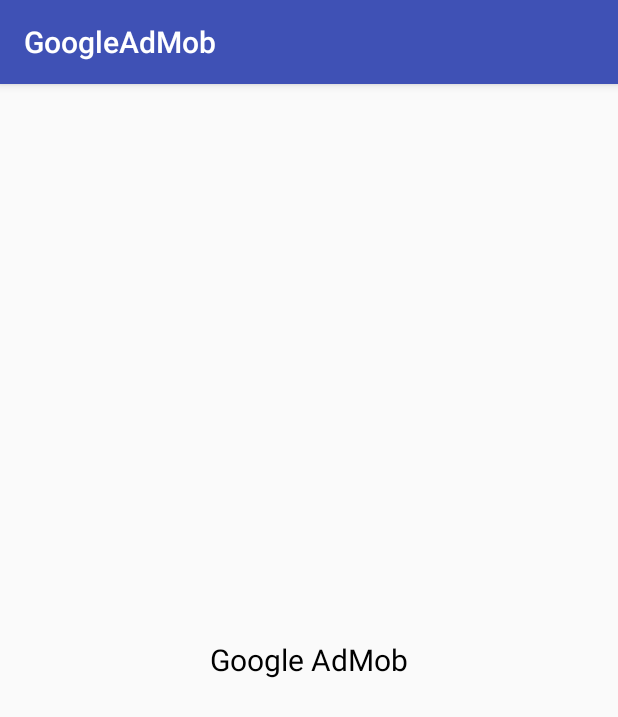
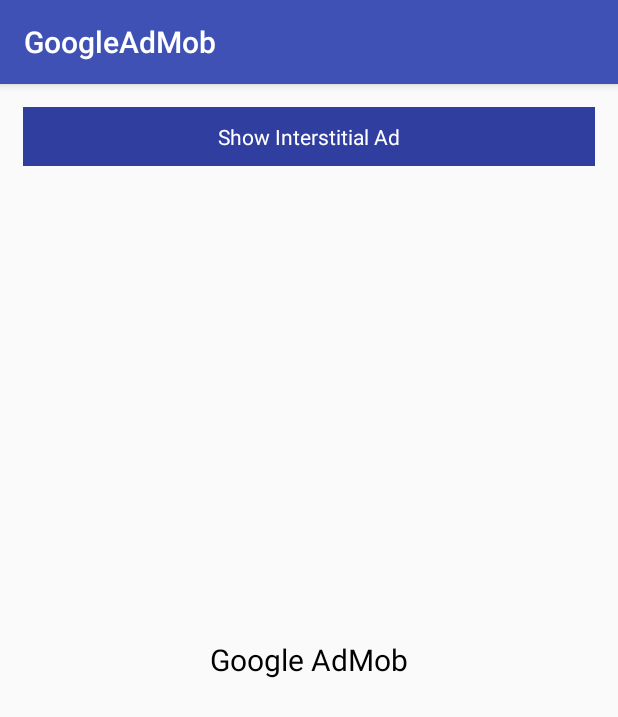
Before and after one commit to tutorialstack/GoogleAdMobAndroid, an Android app: the screen it shows after launch (MainActivity), on a phone screen of 412 x 824 dp. Shown: the top 717 px of the screen. Run offline under Robolectric (Android 15) with nearby library versions, the phone set to English and light mode, and no system bars; our stand-ins replace AdMob.

Commit message:
Added code for Interstitial Ads
Step by step guide for us to Integrating Google AdMob Interstitial Ads to android application.

```diff
--- a/app/src/main/java/in/tutorialstack/googleadmob/MainActivity.java
+++ b/app/src/main/java/in/tutorialstack/googleadmob/MainActivity.java
@@ -2,11 +2,16 @@ package in.tutorialstack.googleadmob;
 
 import android.os.Bundle;
 import android.support.v7.app.AppCompatActivity;
+import android.view.View;
+
 import com.google.android.gms.ads.AdRequest;
 import com.google.android.gms.ads.AdView;
+import com.google.android.gms.ads.InterstitialAd;
 import com.google.android.gms.ads.MobileAds;
 
 public class MainActivity extends AppCompatActivity {
+
+    private InterstitialAd mInterstitialAd;
 
     @Override
     protected void onCreate(Bundle savedInstanceState) {
@@ -15,8 +20,27 @@ public class MainActivity extends AppCompatActivity {
 
         MobileAds.initialize(this, "ca-app-pub-7643266345625929~4795636158");
 
+        // Banner
         AdView mAdView = findViewById(R.id.adView);
         AdRequest adRequest = new AdRequest.Builder().build();
         mAdView.loadAd(adRequest);
+
+        // Interstitial
+        mInterstitialAd = new InterstitialAd(this);
+        mInterstitialAd.setAdUnitId("ca-app-pub-7643266345625929/3567501731");
+        AdRequest adInterstitialRequest = new AdRequest.Builder().build();
+        mInterstitialAd.loadAd(adInterstitialRequest);
+    }
+
+    public void showInterstitialAdd(View view) {
+        if (mInterstitialAd != null && mInterstitialAd.isLoaded()) {
+            mInterstitialAd.show();
+        }
+    }
+
+    @Override
+    protected void onDestroy() {
+        showInterstitialAdd(null);
+        super.onDestroy();
     }
 }
--- a/app/src/main/res/layout/activity_main.xml
+++ b/app/src/main/res/layout/activity_main.xml
@@ -9,6 +9,18 @@
     <RelativeLayout
         android:layout_width="match_parent"
         android:layout_height="match_parent">
+
+        <TextView
+            android:layout_width="match_parent"
+            android:layout_height="wrap_content"
+            android:layout_margin="15dp"
+            android:background="@color/colorPrimaryDark"
+            android:clickable="true"
+            android:gravity="center"
+            android:onClick="showInterstitialAdd"
+            android:padding="10dp"
+            android:text="Show Interstitial Ad"
+            android:textColor="@android:color/white" />
 
         <TextView
             android:layout_width="match_parent"
--- a/app/src/main/res/values/config.xml
+++ b/app/src/main/res/values/config.xml
@@ -3,6 +3,6 @@
     <bool name="debug">true</bool>
     <string name="gcm_sender_id"></string>
     <string name="ads_banner_id">ca-app-pub-7643266345625929/3537614550</string>
-    <string name="ads_interstitial_id"></string>
+    <string name="ads_interstitial_id">ca-app-pub-7643266345625929/3567501731</string>
 
 </resources>
```
